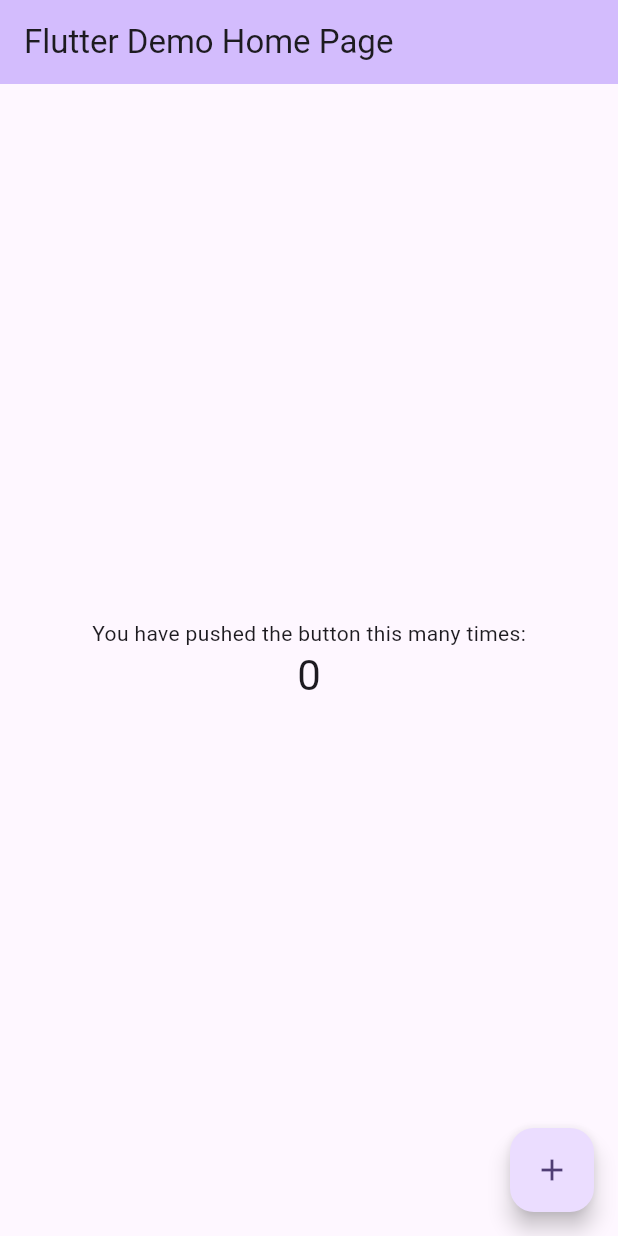
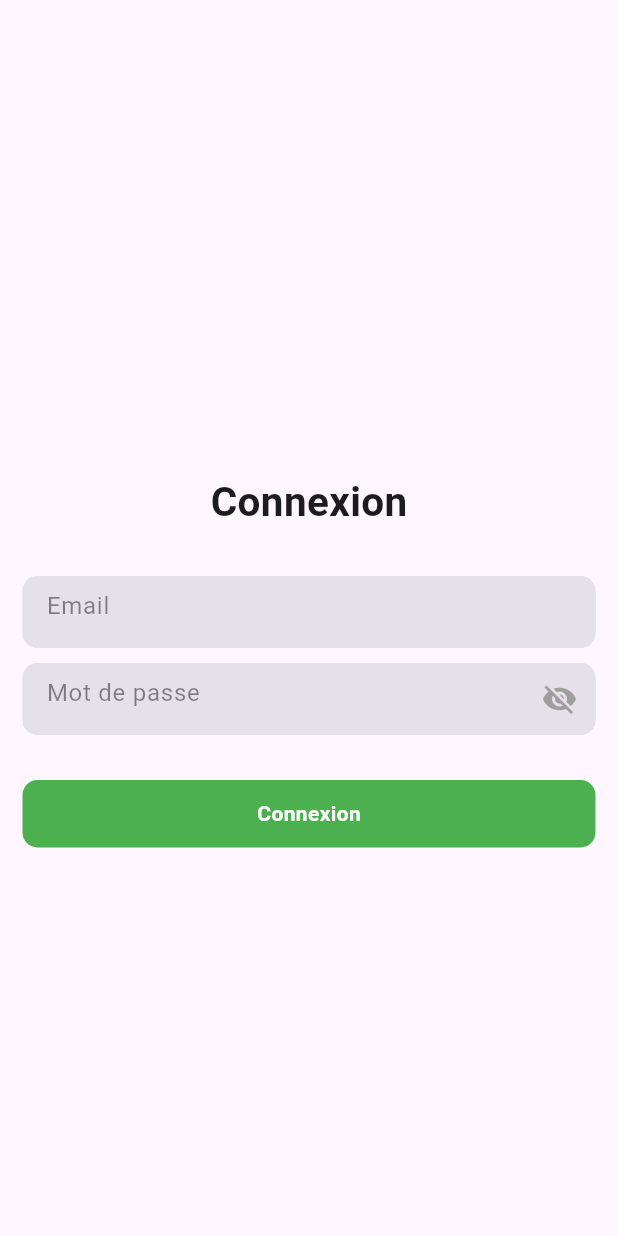
Before and after one commit to fariSSS69/Agrefiege, a Flutter app: the screen it shows after launch, on a phone screen of 412 x 824 dp. Run offline on Flutter 3.47's test engine with Material 3 defaults, Android fonts, the phone set to English and light mode, and no system bars; our stand-ins replace cloud_firestore, firebase_auth, firebase_core, fluttertoast, font_awesome_flutter, google_sign_in; accounts and stored records are empty.

```diff
--- /dev/null
+++ b/lib/firebase_auth_implementation/firebase_auth_services.dart
@@ -0,0 +1,47 @@
+import 'package:firebase_auth/firebase_auth.dart';
+
+import '../../../global/common/toast.dart';
+
+
+class FirebaseAuthService {
+
+  FirebaseAuth _auth = FirebaseAuth.instance;
+
+  Future<User?> signUpWithEmailAndPassword(String email, String password) async {
+
+    try {
+      UserCredential credential =await _auth.createUserWithEmailAndPassword(email: email, password: password);
+      return credential.user;
+    } on FirebaseAuthException catch (e) {
+
+      if (e.code == 'email-already-in-use') {
+        showToast(message: "L'adresse e-mail est déjà utilisée");
+      } else {
+        showToast(message: 'Une erreur est survenue : ${e.code}');
+      }
+    }
+    return null;
+
+  }
+
+  Future<User?> signInWithEmailAndPassword(String email, String password) async {
+
+    try {
+      UserCredential credential =await _auth.signInWithEmailAndPassword(email: email, password: password);
+      return credential.user;
+    } on FirebaseAuthException catch (e) {
+      if (e.code == 'user-not-found' || e.code == 'wrong-password') {
+        showToast(message: 'Adresse e-mail ou mot de passe invalide.');
+      } else {
+        showToast(message: 'Une erreur est survenue: ${e.code}');
+      }
+
+    }
+    return null;
+
+  }
+
+
+
+
+}
--- a/lib/main.dart
+++ b/lib/main.dart
@@ -1,127 +1,46 @@
+import 'package:firebase_core/firebase_core.dart';
+import 'package:flutter/foundation.dart';
 import 'package:flutter/material.dart';
-import 'package:firebase_core/firebase_core.dart';
-import 'package:firebase_auth/firebase_auth.dart';
+import 'package:firebase_auth/firebase_auth.dart'; // Import Firebase Auth
+import 'package:agrefiege/pages/splash_screen.dart';
+import 'package:agrefiege/pages/home_page.dart';
+import 'package:agrefiege/pages/sign_up_page.dart';
+import 'package:agrefiege/pages/login_page.dart';
 
-void main() {
-  runApp(const MyApp());
+Future main() async {
+  WidgetsFlutterBinding.ensureInitialized();
+  if (kIsWeb) {
+    await Firebase.initializeApp(
+      options: FirebaseOptions(
+        apiKey: "AIzaSyBtTRvwHwh3LVBiSnIJ6mZi8tg8brigcFw",
+        appId: "1:688730428333:android:1ade68149ab52118460724",
+        messagingSenderId: "688730428333",
+        projectId: "agrefiege-9e11a",
+        // Your web Firebase config options
+      ),
+    );
+  } else {
+    await Firebase.initializeApp();
+  }
+  runApp(MyApp());
 }
 
 class MyApp extends StatelessWidget {
-  const MyApp({super.key});
-
-  // This widget is the root of your application.
   @override
   Widget build(BuildContext context) {
+
     return MaterialApp(
-      title: 'Flutter Demoh',
-      theme: ThemeData(
-        // This is the theme of your application.
-        //
-        // TRY THIS: Try running your application with "flutter run". You'll see
-        // the application has a purple toolbar. Then, without quitting the app,
-        // try changing the seedColor in the colorScheme below to Colors.green
-        // and then invoke "hot reload" (save your changes or press the "hot
-        // reload" button in a Flutter-supported IDE, or press "r" if you used
-        // the command line to start the app).
-        //
-        // Notice that the counter didn't reset back to zero; the application
-        // state is not lost during the reload. To reset the state, use hot
-        // restart instead.
-        //
-        // This works for code too, not just values: Most code changes can be
-        // tested with just a hot reload.
-        colorScheme: ColorScheme.fromSeed(seedColor: Colors.deepPurple),
-        useMaterial3: true,
-      ),
-      home: const MyHomePage(title: 'Flutter Demo Home Page'),
+      debugShowCheckedModeBanner: false,
+      title: 'Flutter Firebase',
+      routes: {
+        '/': (context) => SplashScreen(
+          // Here, you can decide whether to show the LoginPage or HomePage based on user authentication
+          child: LoginPage(),
+        ),
+        '/login': (context) => LoginPage(),
+        '/signUp': (context) => SignUpPage(),
+        '/home': (context) => HomePage(),
+      },
     );
   }
 }
-
-class MyHomePage extends StatefulWidget {
-  const MyHomePage({super.key, required this.title});
-
-  // This widget is the home page of your application. It is stateful, meaning
-  // that it has a State object (defined below) that contains fields that affect
-  // how it looks.
-
-  // This class is the configuration for the state. It holds the values (in this
-  // case the title) provided by the parent (in this case the App widget) and
-  // used by the build method of the State. Fields in a Widget subclass are
-  // always marked "final".
-
-  final String title;
-
-  @override
-  State<MyHomePage> createState() => _MyHomePageState();
-}
-
-class _MyHomePageState extends State<MyHomePage> {
-  int _counter = 0;
-
-  void _incrementCounter() {
-    setState(() {
-      // This call to setState tells the Flutter framework that something has
-      // changed in this State, which causes it to rerun the build method below
-      // so that the display can reflect the updated values. If we changed
-      // _counter without calling setState(), then the build method would not be
-      // called again, and so nothing would appear to happen.
-      _counter++;
-    });
-  }
-
-  @override
-  Widget build(BuildContext context) {
-    // This method is rerun every time setState is called, for instance as done
-    // by the _incrementCounter method above.
-    //
-    // The Flutter framework has been optimized to make rerunning build methods
-    // fast, so that you can just rebuild anything that needs updating rather
-    // than having to individually change instances of widgets.
-    return Scaffold(
-      appBar: AppBar(
-        // TRY THIS: Try changing the color here to a specific color (to
-        // Colors.amber, perhaps?) and trigger a hot reload to see the AppBar
-        // change color while the other colors stay the same.
-        backgroundColor: Theme.of(context).colorScheme.inversePrimary,
-        // Here we take the value from the MyHomePage object that was created by
-        // the App.build method, and use it to set our appbar title.
-        title: Text(widget.title),
-      ),
-      body: Center(
-        // Center is a layout widget. It takes a single child and positions it
-        // in the middle of the parent.
-        child: Column(
-          // Column is also a layout widget. It takes a list of children and
-          // arranges them vertically. By default, it sizes itself to fit its
-          // children horizontally, and tries to be as tall as its parent.
-          //
-          // Column has various properties to control how it sizes itself and
-          // how it positions its children. Here we use mainAxisAlignment to
-          // center the children vertically; the main axis here is the vertical
-          // axis because Columns are vertical (the cross axis would be
-          // horizontal).
-          //
-          // TRY THIS: Invoke "debug painting" (choose the "Toggle Debug Paint"
-          // action in the IDE, or press "p" in the console), to see the
-          // wireframe for each widget.
-          mainAxisAlignment: MainAxisAlignment.center,
-          children: <Widget>[
-            const Text(
-              'You have pushed the button this many times:',
-            ),
-            Text(
-              '$_counter',
-              style: Theme.of(context).textTheme.headlineMedium,
-            ),
-          ],
-        ),
-      ),
-      floatingActionButton: FloatingActionButton(
-        onPressed: _incrementCounter,
-        tooltip: 'Increment',
-        child: const Icon(Icons.add),
-      ), // This trailing comma makes auto-formatting nicer for build methods.
-    );
-  }
-}
--- /dev/null
+++ b/lib/pages/login_page.dart
@@ -0,0 +1,216 @@
+import 'package:cloud_firestore/cloud_firestore.dart';
+import 'package:firebase_auth/firebase_auth.dart';
+import 'package:flutter/cupertino.dart';
+import 'package:flutter/material.dart';
+import 'package:agrefiege/pages/sign_up_page.dart';
+import 'package:agrefiege/widgets/form_container_widget.dart';
+import 'package:agrefiege/global/common/toast.dart';
+import 'package:font_awesome_flutter/font_awesome_flutter.dart';
+import 'package:google_sign_in/google_sign_in.dart';
+
+
+
+import '../../firebase_auth_implementation/firebase_auth_services.dart';
+
+class LoginPage extends StatefulWidget {
+  const LoginPage({super.key});
+
+  @override
+  State<LoginPage> createState() => _LoginPageState();
+}
+
+class _LoginPageState extends State<LoginPage> {
+  bool _isSigning = false;
+  final FirebaseAuthService _auth = FirebaseAuthService();
+  final FirebaseAuth _firebaseAuth = FirebaseAuth.instance;
+  TextEditingController _emailController = TextEditingController();
+  TextEditingController _passwordController = TextEditingController();
+
+  @override
+  void dispose() {
+    _emailController.dispose();
+    _passwordController.dispose();
+    super.dispose();
+  }
+
+  @override
+  Widget build(BuildContext context) {
+    return Scaffold(
+      appBar: AppBar(
+        automaticallyImplyLeading: false,
+      ),
+      body: Center(
+        child: Padding(
+          padding: const EdgeInsets.symmetric(horizontal: 15),
+          child: Column(
+            mainAxisAlignment: MainAxisAlignment.center,
+            children: [
+              Text(
+                "Connexion",
+                style: TextStyle(fontSize: 27, fontWeight: FontWeight.bold),
+              ),
+              SizedBox(
+                height: 30,
+              ),
+              FormContainerWidget(
+                controller: _emailController,
+                hintText: "Email",
+                isPasswordField: false,
+              ),
+              SizedBox(
+                height: 10,
+              ),
+              FormContainerWidget(
+                controller: _passwordController,
+                hintText: "Mot de passe",
+                isPasswordField: true,
+              ),
+              SizedBox(
+                height: 30,
+              ),
+              GestureDetector(
+                onTap: () {
+                  _signIn();
+                },
+                child: Container(
+                  width: double.infinity,
+                  height: 45,
+                  decoration: BoxDecoration(
+                    color: Colors.green,
+                    borderRadius: BorderRadius.circular(10),
+                  ),
+                  child: Center(
+                    child: _isSigning ? CircularProgressIndicator(
+                      color: Colors.white,) : Text(
+                      "Connexion",
+                      style: TextStyle(
+                        color: Colors.white,
+                        fontWeight: FontWeight.bold,
+                      ),
+                    ),
+                  ),
+                ),
+              ),
+              // TODO Google sign in implementation
+              // SizedBox(height: 10,),
+              // GestureDetector(
+              //   onTap: () {
+              //     _signInWithGoogle();
+
+              //   },
+              //   child: Container(
+              //     width: double.infinity,
+              //     height: 45,
+              //     decoration: BoxDecoration(
+              //       color: Colors.red,
+              //       borderRadius: BorderRadius.circular(10),
+              //     ),
+              //     child: Center(
+              //       child: Row(
+              //         mainAxisAlignment: MainAxisAlignment.center,
+              //         children: [
+              //           Icon(FontAwesomeIcons.google, color: Colors.white,),
+              //           SizedBox(width: 5,),
+              //           Text(
+              //             "Sign in with Google",
+              //             style: TextStyle(
+              //               color: Colors.white,
+              //               fontWeight: FontWeight.bold,
+              //             ),
+              //           ),
+              //         ],
+              //       ),
+              //     ),
+              //   ),
+              // ),
+
+
+              // SizedBox(
+              //   height: 20,
+              // ),
+              // TODO Sign up implementation
+              // Row(
+              //   mainAxisAlignment: MainAxisAlignment.center,
+              //   children: [
+              //     Text("Don't have an account?"),
+              //     SizedBox(
+              //       width: 5,
+              //     ),
+              //     GestureDetector(
+              //       onTap: () {
+              //         Navigator.pushAndRemoveUntil(
+              //           context,
+              //           MaterialPageRoute(builder: (context) => SignUpPage()),
+              //               (route) => false,
+              //         );
+              //       },
+              //       child: Text(
+              //         "Sign Up",
+              //         style: TextStyle(
+              //           color: Colors.blue,
+              //           fontWeight: FontWeight.bold,
+              //         ),
+              //       ),
+              //     ),
+              //   ],
+              // ),
+            ],
+          ),
+        ),
+      ),
+    );
+  }
+
+  void _signIn() async {
+    setState(() {
+      _isSigning = true;
+    });
+
+    String email = _emailController.text;
+    String password = _passwordController.text;
+
+    User? user = await _auth.signInWithEmailAndPassword(email, password);
+
+    setState(() {
+      _isSigning = false;
+    });
+
+    if (user != null) {
+      showToast(message: "L'utilisateur s'est connecté avec succès.");
+      Navigator.pushNamed(context, "/home");
+    } else {
+      showToast(message: "Une erreur est survenue.");
+    }
+  }
+
+
+  _signInWithGoogle()async{
+
+    final GoogleSignIn _googleSignIn = GoogleSignIn();
+
+    try {
+
+      final GoogleSignInAccount? googleSignInAccount = await _googleSignIn.signIn();
+
+      if(googleSignInAccount != null ){
+        final GoogleSignInAuthentication googleSignInAuthentication = await
+        googleSignInAccount.authentication;
+
+        final AuthCredential credential = GoogleAuthProvider.credential(
+          idToken: googleSignInAuthentication.idToken,
+          accessToken: googleSignInAuthentication.accessToken,
+        );
+
+        await _firebaseAuth.signInWithCredential(credential);
+        Navigator.pushNamed(context, "/home");
+      }
+
+    }catch(e) {
+showToast(message: "Une erreur est survenue $e");
+    }
+
+
+  }
+
+
+}
--- /dev/null
+++ b/lib/widgets/form_container_widget.dart
@@ -0,0 +1,78 @@
+
+
+import 'package:flutter/material.dart';
+
+
+class FormContainerWidget extends StatefulWidget {
+
+  final TextEditingController? controller;
+  final Key? fieldKey;
+  final bool? isPasswordField;
+  final String? hintText;
+  final String? labelText;
+  final String? helperText;
+  final FormFieldSetter<String>? onSaved;
+  final FormFieldValidator<String>? validator;
+  final ValueChanged<String>? onFieldSubmitted;
+  final TextInputType? inputType;
+
+  const FormContainerWidget({
+    this.controller,
+    this.isPasswordField,
+    this.fieldKey,
+    this.hintText,
+    this.labelText,
+    this.helperText,
+    this.onSaved,
+    this.validator,
+    this.onFieldSubmitted,
+    this.inputType
+  });
+
+
+  @override
+  _FormContainerWidgetState createState() => new _FormContainerWidgetState();
+}
+
+class _FormContainerWidgetState extends State<FormContainerWidget> {
+
+  bool _obscureText = true;
+
+
+  @override
+  Widget build(BuildContext context) {
+    return Container(
+      width: double.infinity,
+      clipBehavior: Clip.hardEdge,
+      decoration: BoxDecoration(
+        color: Colors.grey.withOpacity(.35),
+        borderRadius: BorderRadius.circular(10),
+      ),
+      child: new TextFormField(
+        style: TextStyle(color: Colors.black),
+        controller: widget.controller,
+        keyboardType: widget.inputType,
+        key: widget.fieldKey,
+        obscureText: widget.isPasswordField == true? _obscureText : false,
+        onSaved: widget.onSaved,
+        validator: widget.validator,
+        onFieldSubmitted: widget.onFieldSubmitted,
+        decoration: new InputDecoration(
+          border: InputBorder.none,
+          filled: true,
+          hintText: widget.hintText,
+          hintStyle: TextStyle(color: Colors.black45),
+          suffixIcon: new GestureDetector(
+            onTap: () {
+              setState(() {
+                _obscureText = !_obscureText;
+              });
+            },
+            child:
+            widget.isPasswordField==true? Icon(_obscureText ? Icons.visibility_off : Icons.visibility, color: _obscureText == false ? Colors.blue : Colors.grey,) : Text(""),
+          ),
+        ),
+      ),
+    );
+  }
+}
--- a/pubspec.yaml
+++ b/pubspec.yaml
@@ -40,6 +40,9 @@ dependencies:
   cloud_firestore: 4.15.8
   provider: ^6.1.2
   flutter_spinkit: ^5.2.0
+  fluttertoast: ^8.2.4
+  google_sign_in: ^6.2.1
+  font_awesome_flutter: ^10.7.0
 
 dev_dependencies:
   flutter_test:
```
Also changed, not shown: lib/global/common/toast.dart (added, +16 -0 lines), lib/pages/home_page.dart (added, +25 -0 lines), lib/pages/sign_up_page.dart (added, +150 -0 lines), lib/pages/splash_screen.dart (added, +39 -0 lines), pubspec.lock, 2 other files.
